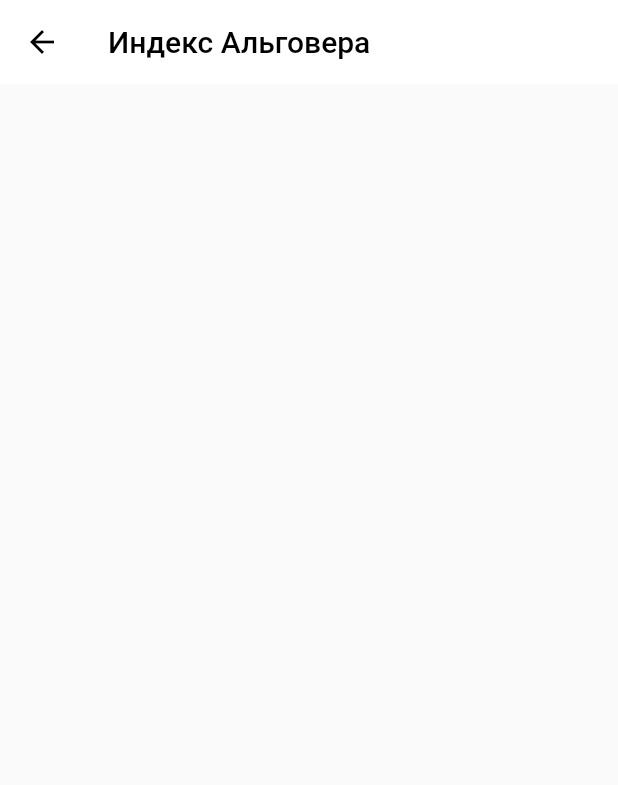
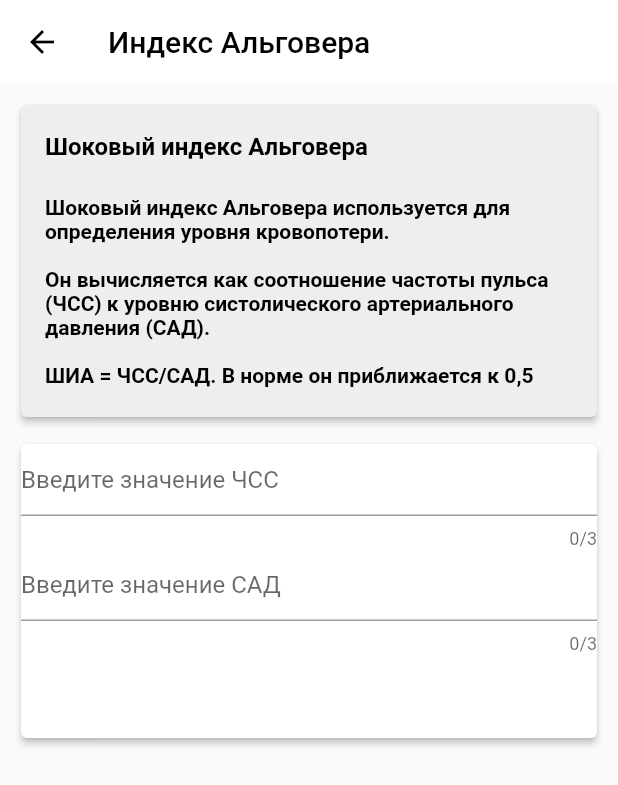
Before and after one commit to lyahoff/neurology_flutter, a Flutter app: the screen it shows after launch, after a tap on "Индекс Альговера", on a phone screen of 412 x 824 dp. Shown: the top 785 px of the screen. Run offline on Flutter 3.47's test engine with Material 2 defaults, Android fonts, the light colour scheme and no system bars.

Commit message:
algover almost done

```diff
--- a/lib/algover.dart
+++ b/lib/algover.dart
@@ -1,4 +1,7 @@
+import 'dart:convert';
+
 import 'package:flutter/material.dart';
+import 'package:neurology_flutter/cards.dart';
 
 import 'main.dart';
 
@@ -36,8 +39,121 @@ class _AlgoverScreenState extends State<AlgoverScreen> {
               style: TextStyle(color: Colors.black),
             ),
           ),
+          body: AlgoverLogic(),
         ),
       ),
     );
   }
 }
+
+class AlgoverLogic extends StatefulWidget {
+  const AlgoverLogic({Key? key}) : super(key: key);
+
+  @override
+  State<AlgoverLogic> createState() => _AlgoverLogicState();
+}
+
+class _AlgoverLogicState extends State<AlgoverLogic> {
+  @override
+  Widget build(BuildContext context) {
+    return ListView(
+      padding: const EdgeInsets.all(10),
+      children: [
+        Card(
+            color: Colors.grey[200],
+            elevation: 2,
+            child: Column(
+              children: [
+                ListTile(
+                  title: h1Text('Шоковый индекс Альговера'),
+                ),
+                ListTile(
+                  title: h2Text(
+                      '''Шоковый индекс Альговера используется для определения уровня кровопотери.
+
+Он вычисляется как соотношение частоты пульса (ЧСС) к уровню систолического артериального давления (САД).
+
+ШИА = ЧСС/САД. В норме он приближается к 0,5
+'''),
+                ),
+              ],
+            )),
+        SizedBox(
+          height: 10,
+        ),
+        Card(elevation: 2, child: AlgoverResult()),
+      ],
+    );
+  }
+}
+
+class AlgoverResult extends StatefulWidget {
+  const AlgoverResult({Key? key}) : super(key: key);
+
+  @override
+  State<AlgoverResult> createState() => _AlgoverResultState();
+}
+
+class _AlgoverResultState extends State<AlgoverResult> {
+  String hrText = '0.0';
+  String adText = '0.0';
+  double hr = 0.0;
+  double ad = 0.0;
+  @override
+  Widget build(BuildContext context) {
+    return Column(
+      children: [
+        TextField(
+          keyboardType: TextInputType.number,
+          maxLength: 3,
+          decoration: InputDecoration(hintText: 'Введите значение ЧСС'),
+          onChanged: (text) => setState(() {
+            hrText = text;
+            if (hrText.isEmpty) {
+              hrText = '0.0';
+            }
+            hr = double.parse(hrText);
+          }),
+        ),
+        TextField(
+          keyboardType: TextInputType.number,
+          maxLength: 3,
+          decoration: InputDecoration(hintText: 'Введите значение САД'),
+          onChanged: (text) => setState(() {
+            adText = text;
+            if (adText.isEmpty) {
+              adText = '0.0';
+            }
+            ad = double.parse(adText);
+          }),
+        ),
+        ListTile(
+          title: result(hr, ad),
+        )
+      ],
+    );
+  }
+}
+
+Widget result(double a, double b) {
+  var result = a / b;
+  String algoverResult = '';
+  var toLow = result.toStringAsFixed(2);
+
+  if (result <= 0.5) {
+    algoverResult = 'Результат составляет $toLow, что соответствует норме';
+  }
+  if (result > 0.5 && result <= 0.9) {
+    algoverResult =
+        'Результат составляет $toLow, что соответствует шоку I степени. Потеря ОЦК 15-20%';
+  }
+  if (result > 0.9 && result <= 1.2) {
+    algoverResult =
+        'Результат составляет $toLow, что соответствует шоку II степени. Потеря ОЦК 20-40%';
+  }
+  if (result >= 1.3) {
+    algoverResult =
+        'Результат составляет $toLow, что соответствует шоку III степени. Потеря ОЦК более 40%';
+  }
+  return h1Text(algoverResult);
+}
```
